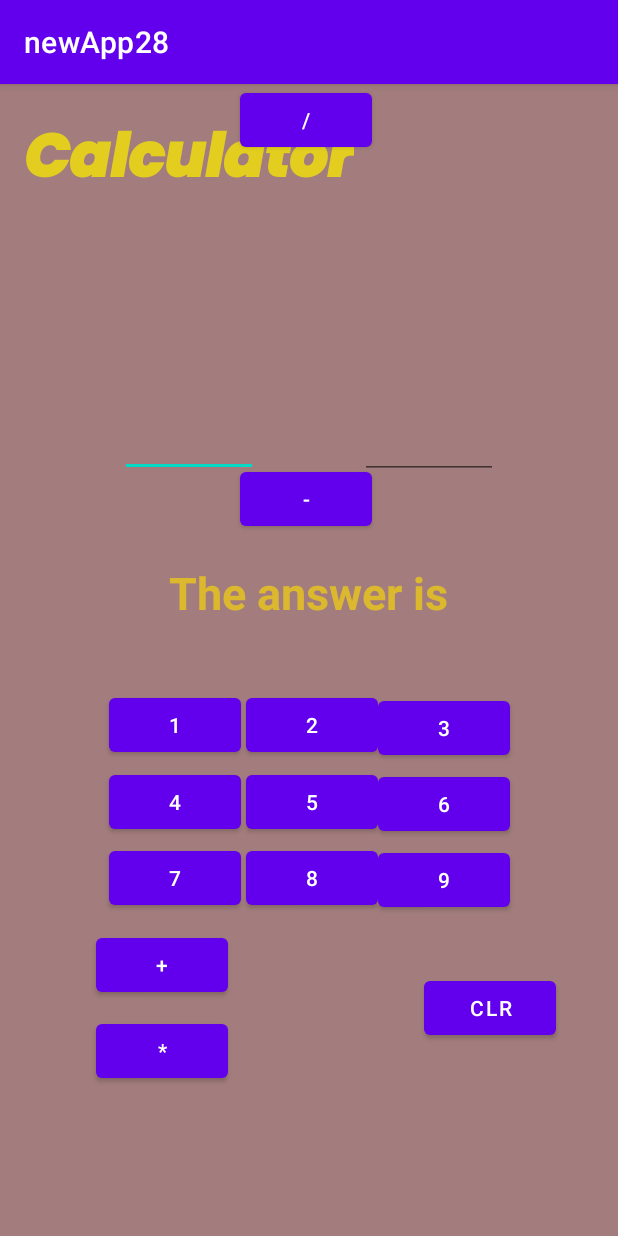
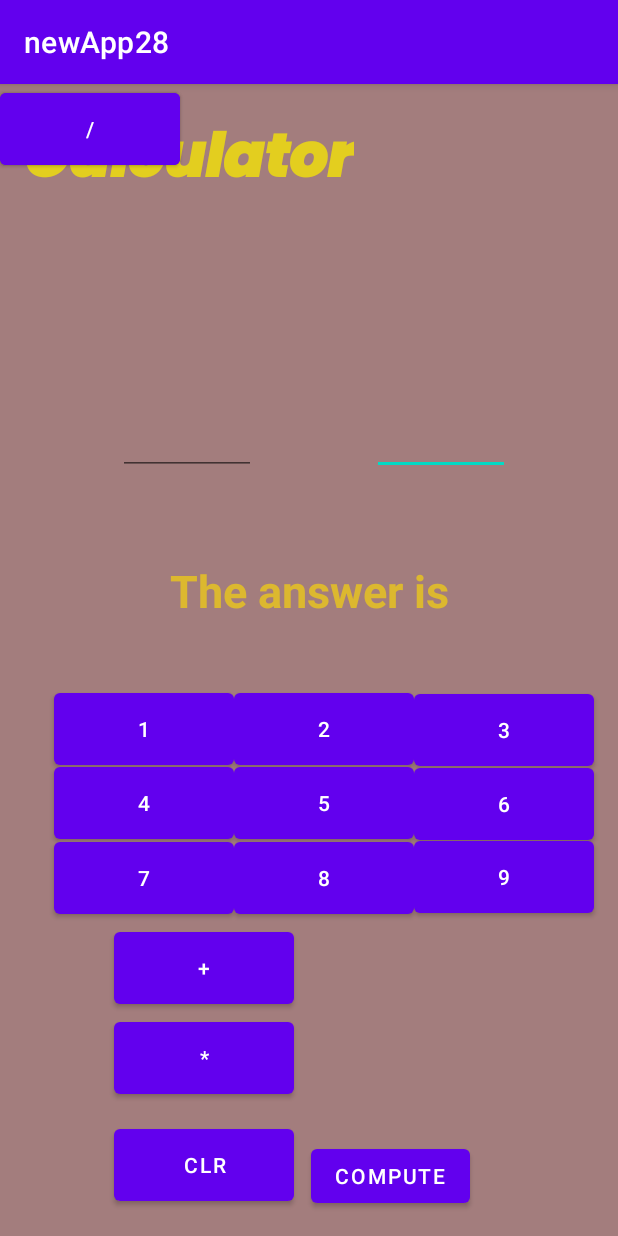
Before and after one commit to RohanSharma4792/Android-calculator-App, an Android app: the screen it shows after launch (MainActivity), on a phone screen of 412 x 824 dp. Run offline under Robolectric (Android 15) with nearby library versions, the phone set to English and light mode, and no system bars; 2 statements that could not run were skipped.

Commit message:
third push

```diff
--- a/app/src/main/java/com/example/newapp28/MainActivity.java
+++ b/app/src/main/java/com/example/newapp28/MainActivity.java
@@ -3,12 +3,43 @@ package com.example.newapp28;
 import androidx.appcompat.app.AppCompatActivity;
 
 import android.os.Bundle;
+import android.widget.Button;
+import android.widget.EditText;
+import android.widget.TextView;
 
 public class MainActivity extends AppCompatActivity {
+    TextView textView, textView3, textView2;
+    Button button, button1, button2, button3, button4, button5, button6, button7, button8, button9, plus, multiply, clr;
+    EditText editTextNumber1, editTextNumber;
+
 
     @Override
     protected void onCreate(Bundle savedInstanceState) {
         super.onCreate(savedInstanceState);
         setContentView(R.layout.activity_main);
+        textView = findViewById(R.id.textView);
+        textView2 = findViewById(R.id.textView2);
+        textView3 = findViewById(R.id.textView3);
+        button1 = findViewById(R.id.button1);
+        button2 = findViewById(R.id.button2);
+        button3 = findViewById(R.id.button3);
+        button4 = findViewById(R.id.button4);
+        button5 = findViewById(R.id.button5);
+        button6 = findViewById(R.id.button6);
+        button7 = findViewById(R.id.button7);
+        button8 = findViewById(R.id.button8);
+        button9 = findViewById(R.id.button9);
+        plus = findViewById(R.id.plus);
+        multiply = findViewById(R.id.multiply);
+        clr = findViewById(R.id.clr);
+        editTextNumber = findViewById(R.id.editTextNumber);
+        editTextNumber1 = findViewById(R.id.editTextNumber1);
+
+        int num1 = Integer.parseInt(String.valueOf(editTextNumber));
+        int num2 = Integer.parseInt(String.valueOf(editTextNumber1));
+
+
+
+
     }
 }
--- a/app/src/main/res/layout/activity_main.xml
+++ b/app/src/main/res/layout/activity_main.xml
@@ -26,77 +26,79 @@
         app:layout_constraintVertical_bias="0.024" />
 
     <Button
+        android:id="@+id/button6"
+        android:layout_width="120dp"
+        android:layout_height="60dp"
+        android:layout_marginEnd="16dp"
+        android:layout_marginRight="16dp"
+        android:text="@string/number6"
+        app:layout_constraintBottom_toBottomOf="parent"
+        app:layout_constraintEnd_toEndOf="parent"
+        app:layout_constraintTop_toTopOf="parent"
+        app:layout_constraintVertical_bias="0.636" />
+
+    <Button
         android:id="@+id/button3"
-        android:layout_width="wrap_content"
-        android:layout_height="wrap_content"
-        android:layout_marginEnd="72dp"
-        android:layout_marginRight="72dp"
+        android:layout_width="120dp"
+        android:layout_height="60dp"
+        android:layout_marginEnd="16dp"
+        android:layout_marginRight="16dp"
         android:text="@string/number3"
         app:layout_constraintBottom_toBottomOf="parent"
         app:layout_constraintEnd_toEndOf="parent"
         app:layout_constraintTop_toTopOf="parent"
-        app:layout_constraintVertical_bias="0.563" />
-
-    <Button
-        android:id="@+id/button6"
-        android:layout_width="wrap_content"
-        android:layout_height="wrap_content"
-        android:layout_marginEnd="72dp"
-        android:layout_marginRight="72dp"
-        android:text="@string/number6"
-        app:layout_constraintBottom_toBottomOf="parent"
-        app:layout_constraintEnd_toEndOf="parent"
-        app:layout_constraintTop_toTopOf="parent"
-        app:layout_constraintVertical_bias="0.633" />
-
-    <Button
-        android:id="@+id/button1"
-        android:layout_width="wrap_content"
-        android:layout_height="wrap_content"
-        android:text="@string/number1"
-        app:layout_constraintBottom_toBottomOf="parent"
-        app:layout_constraintEnd_toStartOf="@+id/button2"
-        app:layout_constraintHorizontal_bias="0.96"
-        app:layout_constraintStart_toStartOf="parent"
-        app:layout_constraintTop_toBottomOf="@+id/textView" />
+        app:layout_constraintVertical_bias="0.566" />
 
     <Button
         android:id="@+id/button2"
-        android:layout_width="wrap_content"
-        android:layout_height="wrap_content"
+        android:layout_width="120dp"
+        android:layout_height="60dp"
         android:text="@string/number2"
         app:layout_constraintBottom_toBottomOf="parent"
         app:layout_constraintEnd_toStartOf="@+id/button3"
-        app:layout_constraintTop_toBottomOf="@+id/textView" />
+        app:layout_constraintTop_toBottomOf="@+id/textView"
+        app:layout_constraintVertical_bias="0.504" />
+
+    <Button
+        android:id="@+id/button4"
+        android:layout_width="120dp"
+        android:layout_height="60dp"
+        android:text="@string/number4"
+        app:layout_constraintBottom_toBottomOf="parent"
+        app:layout_constraintEnd_toStartOf="@+id/button2"
+        app:layout_constraintHorizontal_bias="1.0"
+        app:layout_constraintStart_toStartOf="parent"
+        app:layout_constraintTop_toBottomOf="@+id/textView"
+        app:layout_constraintVertical_bias="0.584" />
 
     <Button
         android:id="@+id/button7"
-        android:layout_width="wrap_content"
-        android:layout_height="wrap_content"
+        android:layout_width="120dp"
+        android:layout_height="60dp"
         android:text="@string/number7"
         app:layout_constraintBottom_toBottomOf="parent"
         app:layout_constraintEnd_toStartOf="@+id/button2"
-        app:layout_constraintHorizontal_bias="0.96"
+        app:layout_constraintHorizontal_bias="1.0"
         app:layout_constraintStart_toStartOf="parent"
         app:layout_constraintTop_toBottomOf="@+id/textView"
-        app:layout_constraintVertical_bias="0.661" />
+        app:layout_constraintVertical_bias="0.664" />
 
     <Button
         android:id="@+id/button8"
-        android:layout_width="wrap_content"
-        android:layout_height="wrap_content"
+        android:layout_width="120dp"
+        android:layout_height="60dp"
         android:text="@string/number8"
         app:layout_constraintBottom_toBottomOf="parent"
         app:layout_constraintEnd_toStartOf="@+id/button3"
         app:layout_constraintTop_toBottomOf="@+id/textView"
-        app:layout_constraintVertical_bias="0.661" />
+        app:layout_constraintVertical_bias="0.664" />
 
     <Button
         android:id="@+id/button9"
-        android:layout_width="wrap_content"
-        android:layout_height="wrap_content"
-        android:layout_marginEnd="72dp"
-        android:layout_marginRight="72dp"
+        android:layout_width="120dp"
+        android:layout_height="60dp"
+        android:layout_marginEnd="16dp"
+        android:layout_marginRight="16dp"
         android:text="@string/number9"
         app:layout_constraintBottom_toBottomOf="parent"
         app:layout_constraintEnd_toEndOf="parent"
@@ -105,26 +107,70 @@
 
     <Button
         android:id="@+id/button5"
-        android:layout_width="wrap_content"
-        android:layout_height="wrap_content"
+        android:layout_width="120dp"
+        android:layout_height="60dp"
         android:text="@string/number5"
         app:layout_constraintBottom_toBottomOf="parent"
         app:layout_constraintEnd_toStartOf="@+id/button3"
         app:layout_constraintTop_toBottomOf="@+id/textView"
-        app:layout_constraintVertical_bias="0.581" />
+        app:layout_constraintVertical_bias="0.584" />
 
     <Button
-        android:id="@+id/button4"
+        android:id="@+id/button1"
+        android:layout_width="120dp"
+        android:layout_height="60dp"
+        android:text="@string/number1"
+        app:layout_constraintBottom_toBottomOf="parent"
+        app:layout_constraintEnd_toStartOf="@+id/button2"
+        app:layout_constraintHorizontal_bias="1.0"
+        app:layout_constraintStart_toStartOf="parent"
+        app:layout_constraintTop_toBottomOf="@+id/textView"
+        app:layout_constraintVertical_bias="0.504" />
+
+
+    <TextView
+        android:id="@+id/textView2"
         android:layout_width="wrap_content"
         android:layout_height="wrap_content"
-        android:text="@string/number4"
-        app:layout_constraintBottom_toBottomOf="parent"
-        app:layout_constraintEnd_toStartOf="@+id/button2"
-        app:layout_constraintHorizontal_bias="0.96"
+        android:layout_marginTop="188dp"
+        android:hint="The answer is"
+        android:textColorHint="#9FFFDC00"
+        android:textSize="30dp"
+        android:textStyle="bold"
+        app:layout_constraintBottom_toTopOf="@+id/button2"
+        app:layout_constraintEnd_toEndOf="parent"
         app:layout_constraintStart_toStartOf="parent"
         app:layout_constraintTop_toBottomOf="@+id/textView"
-        app:layout_constraintVertical_bias="0.581" />
+        app:layout_constraintVertical_bias="0.507" />
 
+    <EditText
+        android:id="@+id/editTextNumber1"
+        android:layout_width="92dp"
+        android:layout_height="40dp"
+        android:layout_marginEnd="72dp"
+        android:layout_marginRight="72dp"
+        android:ems="10"
+        android:inputType="number"
+        app:layout_constraintBottom_toTopOf="@+id/button3"
+        app:layout_constraintEnd_toEndOf="parent"
+        app:layout_constraintTop_toBottomOf="@+id/textView"
+        app:layout_constraintVertical_bias="0.49" />
+
+    <TextView
+        android:id="@+id/textView3"
+        android:layout_width="32dp"
+        android:layout_height="34dp"
+        android:layout_marginEnd="24dp"
+        android:layout_marginRight="24dp"
+        android:gravity="center"
+        android:hint=""
+        android:textAlignment="center"
+        android:textColorHint="#FFB803"
+        android:textSize="25dp"
+        app:layout_constraintBottom_toTopOf="@+id/textView2"
+        app:layout_constraintEnd_toStartOf="@+id/editTextNumber1"
+        app:layout_constraintTop_toBottomOf="@+id/textView"
+        app:layout_constraintVertical_bias="0.703" />
 
     <EditText
         android:id="@+id/editTextNumber"
@@ -136,83 +182,29 @@
         android:inputType="number"
         app:layout_constraintBottom_toTopOf="@+id/button1"
         app:layout_constraintEnd_toStartOf="@+id/textView3"
+        app:layout_constraintHorizontal_bias="0.461"
         app:layout_constraintStart_toStartOf="parent"
         app:layout_constraintTop_toBottomOf="@+id/textView"
         app:layout_constraintVertical_bias="0.49" />
 
-    <EditText
-        android:id="@+id/editTextNumber1"
-        android:layout_width="92dp"
-        android:layout_height="40dp"
-        android:layout_marginEnd="80dp"
-        android:layout_marginRight="80dp"
-        android:ems="10"
-        android:inputType="number"
-        app:layout_constraintBottom_toTopOf="@+id/button3"
-        app:layout_constraintEnd_toEndOf="parent"
-        app:layout_constraintTop_toBottomOf="@+id/textView"
-        app:layout_constraintVertical_bias="0.49" />
-
-    <TextView
-        android:id="@+id/textView2"
-        android:textStyle="bold"
-        android:layout_width="wrap_content"
-        android:layout_height="wrap_content"
-        android:layout_marginTop="188dp"
-        android:hint="The answer is"
-        android:textColorHint="#9FFFDC00"
-        android:textSize="30dp"
-        app:layout_constraintBottom_toTopOf="@+id/button2"
-        app:layout_constraintEnd_toEndOf="parent"
-        app:layout_constraintHorizontal_bias="0.498"
-        app:layout_constraintStart_toStartOf="parent"
-        app:layout_constraintTop_toBottomOf="@+id/textView" />
-
-    <TextView
-        android:id="@+id/textView3"
-        android:layout_width="32dp"
-        android:layout_height="34dp"
-        android:layout_marginEnd="16dp"
-        android:layout_marginRight="16dp"
-        android:gravity="center"
-        android:hint=""
-        android:textColorHint="#FFB803"
-        android:textAlignment="center"
-        android:textSize="25dp"
-        app:layout_constraintBottom_toTopOf="@+id/textView2"
-        app:layout_constraintEnd_toStartOf="@+id/editTextNumber1"
-        app:layout_constraintTop_toBottomOf="@+id/textView"
-        app:layout_constraintVertical_bias="0.703" />
 
     <Button
         android:id="@+id/plus"
-        android:layout_width="wrap_content"
-        android:layout_height="wrap_content"
-        android:layout_marginStart="64dp"
-        android:layout_marginLeft="64dp"
+        android:layout_width="120dp"
+        android:layout_height="60dp"
+        android:layout_marginStart="76dp"
+        android:layout_marginLeft="76dp"
         android:text="+"
         app:layout_constraintBottom_toTopOf="@+id/multiply"
         app:layout_constraintStart_toStartOf="parent"
         app:layout_constraintTop_toBottomOf="@+id/button7" />
 
-
-    <Button
-        android:id="@+id/minus"
-        android:layout_width="wrap_content"
-        android:layout_height="wrap_content"
-        android:layout_marginStart="8dp"
-        android:layout_marginLeft="8dp"
-        android:text="-"
-        app:layout_constraintBottom_toTopOf="@+id/divide"
-        app:layout_constraintStart_toEndOf="@+id/plus"
-        app:layout_constraintTop_toBottomOf="@+id/button8" />
-
     <Button
         android:id="@+id/multiply"
-        android:layout_width="wrap_content"
-        android:layout_height="wrap_content"
-        android:layout_marginStart="64dp"
-        android:layout_marginLeft="64dp"
+        android:layout_width="120dp"
+        android:layout_height="60dp"
+        android:layout_marginStart="76dp"
+        android:layout_marginLeft="76dp"
         android:text="*"
         app:layout_constraintBottom_toBottomOf="parent"
         app:layout_constraintStart_toStartOf="parent"
@@ -220,26 +212,43 @@
         app:layout_constraintVertical_bias="0.402" />
 
     <Button
-        android:id="@+id/divide"
-        android:layout_width="wrap_content"
-        android:layout_height="wrap_content"
-        android:text="/"
-        app:layout_constraintEnd_toStartOf="@+id/clr"
-        app:layout_constraintHorizontal_bias="0.195"
-        app:layout_constraintStart_toEndOf="@+id/multiply"
-        tools:layout_editor_absoluteY="591dp" />
-
-    <Button
         android:id="@+id/clr"
-        android:layout_width="wrap_content"
-        android:layout_height="wrap_content"
+        android:layout_width="120dp"
+        android:layout_height="60dp"
         android:text="clr"
         app:layout_constraintBottom_toBottomOf="parent"
         app:layout_constraintEnd_toEndOf="parent"
-        app:layout_constraintHorizontal_bias="0.453"
-        app:layout_constraintStart_toEndOf="@+id/minus"
+        app:layout_constraintHorizontal_bias="0.261"
+        app:layout_constraintStart_toStartOf="parent"
         app:layout_constraintTop_toBottomOf="@+id/button9"
-        app:layout_constraintVertical_bias="0.227" />
+        app:layout_constraintVertical_bias="0.884" />
+
+    <Button
+        android:id="@+id/minus"
+        android:layout_width="120dp"
+        android:layout_height="60dp"
+        android:text="-"
+        tools:layout_editor_absoluteX="207dp"
+        tools:layout_editor_absoluteY="535dp" />
+
+    <Button
+        android:id="@+id/divide"
+        android:layout_width="120dp"
+        android:layout_height="60dp"
+        android:text="/"
+        tools:layout_editor_absoluteX="207dp"
+        tools:layout_editor_absoluteY="593dp" />
+
+    <Button
+        android:id="@+id/compute"
+        android:layout_width="wrap_content"
+        android:layout_height="wrap_content"
+        android:layout_marginBottom="16dp"
+        android:text="compute"
+        app:layout_constraintBottom_toBottomOf="parent"
+        app:layout_constraintEnd_toEndOf="parent"
+        app:layout_constraintHorizontal_bias="0.101"
+        app:layout_constraintStart_toEndOf="@+id/clr" />
 
 
 </androidx.constraintlayout.widget.ConstraintLayout>
```
